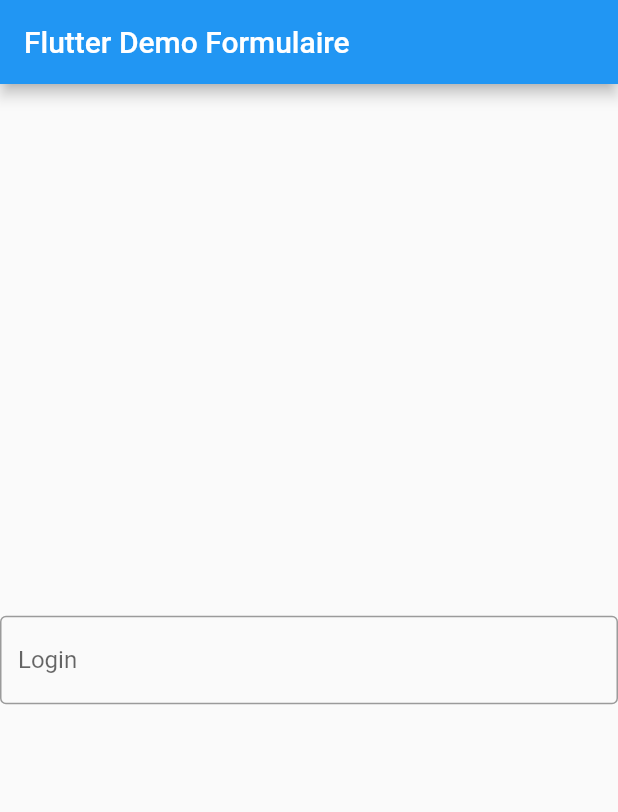
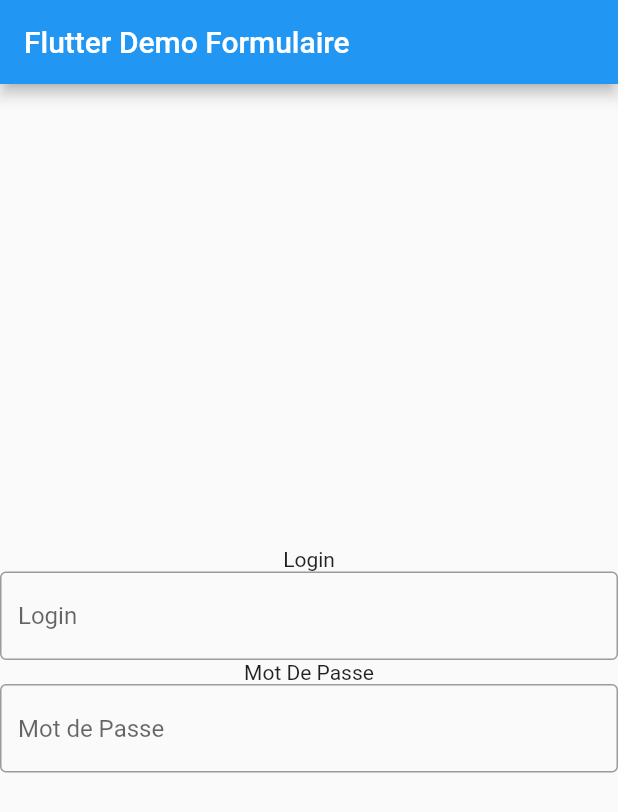
Before and after one commit to StillLearningHowToCode/Flutter, a Flutter app: the screen it shows after launch, on a phone screen of 412 x 824 dp. Shown: the top 812 px of the screen. Run offline on Flutter 3.47's test engine with Material 2 defaults, Android fonts, the phone set to English and light mode, and no system bars.

Commit message:
Update main.dart

```diff
--- a/formulaire/lib/main.dart
+++ b/formulaire/lib/main.dart
@@ -60,6 +60,7 @@
           key: _formKey,
           child: Column(
             children: <Widget>[
+              Text('Login'),
               TextFormField(
                 controller: _teLogin,
                 decoration: const InputDecoration(
@@ -67,6 +68,18 @@
                 validator: (value) {
                   if (value == null || value.isEmpty) {
                     return 'Le login est obligatoire !';
+                  }
+                  return null;
+                },
+              ),
+              Text('Mot De Passe'),
+              TextFormField(
+                controller: _tePass,
+                decoration: const InputDecoration(
+                    border: OutlineInputBorder(), hintText: 'Mot de Passe'),
+                validator: (value) {
+                  if (value == null || value.isEmpty) {
+                    return 'Le mot de passe est obligatoire !';
                   }
                   return null;
                 },
```
